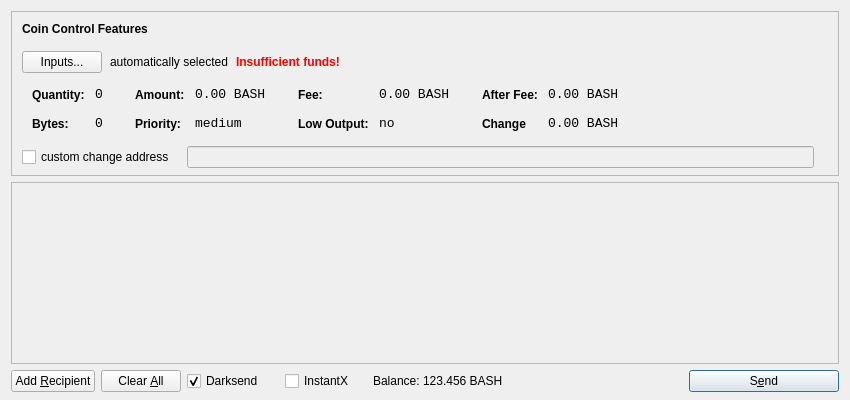
Qt form src/qt/forms/sendcoinsdialog.ui (bashcoindev/bashcoin) before a commit.
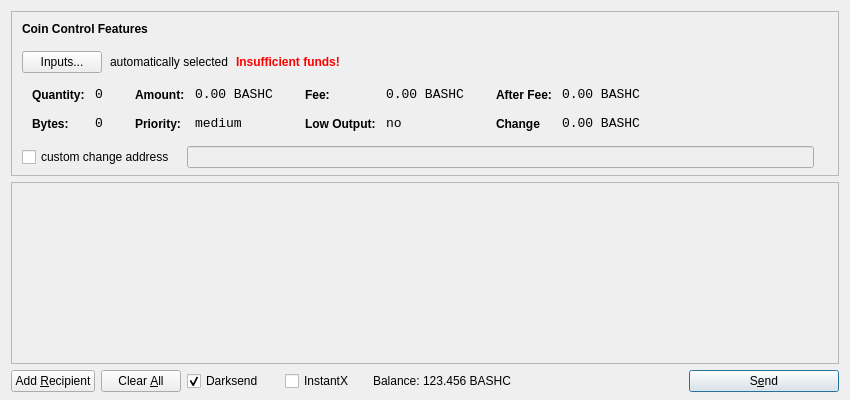
The same form after that commit. Icons and pictures are not drawn.

Diff of the .ui file:
```diff
--- a/src/qt/forms/sendcoinsdialog.ui
+++ b/src/qt/forms/sendcoinsdialog.ui
@@ -321,7 +321,7 @@
                   <enum>Qt::ActionsContextMenu</enum>
                  </property>
                  <property name="text">
-                  <string>0.00 BASH</string>
+                  <string>0.00 BASHC</string>
                  </property>
                  <property name="textInteractionFlags">
                   <set>Qt::LinksAccessibleByMouse|Qt::TextSelectableByKeyboard|Qt::TextSelectableByMouse</set>
@@ -407,7 +407,7 @@
                   <enum>Qt::ActionsContextMenu</enum>
                  </property>
                  <property name="text">
-                  <string>0.00 BASH</string>
+                  <string>0.00 BASHC</string>
                  </property>
                  <property name="textInteractionFlags">
                   <set>Qt::LinksAccessibleByMouse|Qt::TextSelectableByKeyboard|Qt::TextSelectableByMouse</set>
@@ -493,7 +493,7 @@
                   <enum>Qt::ActionsContextMenu</enum>
                  </property>
                  <property name="text">
-                  <string>0.00 BASH</string>
+                  <string>0.00 BASHC</string>
                  </property>
                  <property name="textInteractionFlags">
                   <set>Qt::LinksAccessibleByMouse|Qt::TextSelectableByKeyboard|Qt::TextSelectableByMouse</set>
@@ -525,7 +525,7 @@
                   <enum>Qt::ActionsContextMenu</enum>
                  </property>
                  <property name="text">
-                  <string>0.00 BASH</string>
+                  <string>0.00 BASHC</string>
                  </property>
                  <property name="textInteractionFlags">
                   <set>Qt::LinksAccessibleByMouse|Qt::TextSelectableByKeyboard|Qt::TextSelectableByMouse</set>
@@ -756,7 +756,7 @@
           <cursorShape>IBeamCursor</cursorShape>
          </property>
          <property name="text">
-          <string>123.456 BASH</string>
+          <string>123.456 BASHC</string>
          </property>
          <property name="textInteractionFlags">
           <set>Qt::LinksAccessibleByMouse|Qt::TextSelectableByKeyboard|Qt::TextSelectableByMouse</set>
```
